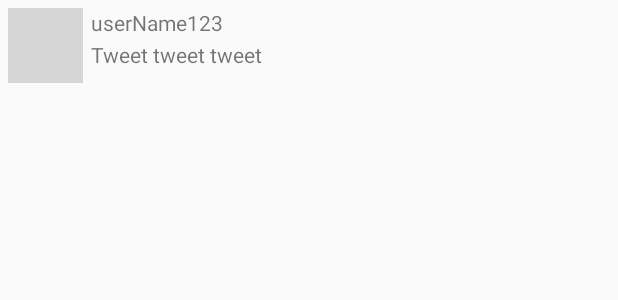
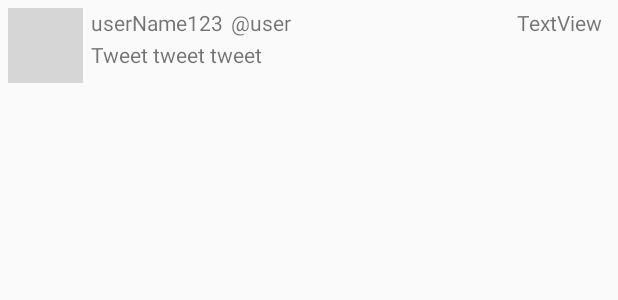
Before and after one commit to EdwinTomy/TwitterApp, an Android app: the layout item_tweet.xml on its own in the app's theme, with its tools: preview values and no code run, on a phone screen of 412 x 824 dp. Shown: the top 300 px of the screen. Run offline under Robolectric (Android 15) with nearby library versions, the phone set to English and light mode, and no system bars; grey boxes are pictures that could not be loaded.

```diff
--- a/app/src/main/java/com/codepath/apps/restclienttemplate/LoginActivity.java
+++ b/app/src/main/java/com/codepath/apps/restclienttemplate/LoginActivity.java
@@ -34,12 +34,6 @@ public class LoginActivity extends OAuthLoginActionBarActivity<TwitterClient> {
 	}
 
 
-	// Inflate the menu; this adds items to the action bar if it is present.
-	@Override
-	public boolean onCreateOptionsMenu(Menu menu) {
-		getMenuInflater().inflate(R.menu.login, menu);
-		return true;
-	}
 
 	// OAuth authenticated successfully, launch primary authenticated activity
 	// i.e Display application "homepage"
--- a/app/src/main/res/layout/item_tweet.xml
+++ b/app/src/main/res/layout/item_tweet.xml
@@ -35,4 +35,22 @@
         android:layout_marginTop="2dp"
         android:layout_toEndOf="@+id/ivProfileImage"
         android:text="Tweet tweet tweet" />
+
+    <TextView
+        android:id="@+id/userTag"
+        android:layout_width="wrap_content"
+        android:layout_height="wrap_content"
+        android:layout_alignParentTop="true"
+        android:layout_marginStart="5dp"
+        android:layout_marginTop="0dp"
+        android:layout_toEndOf="@+id/tvScreenName"
+        android:text="@user" />
+
+    <TextView
+        android:id="@+id/timeStamp"
+        android:layout_width="wrap_content"
+        android:layout_height="wrap_content"
+        android:layout_alignParentEnd="true"
+        android:layout_marginEnd="5dp"
+        android:text="TextView" />
 </RelativeLayout>
```
Also changed, not shown: app/src/main/java/com/codepath/apps/restclienttemplate/TimelineActivity.java (+10 -0 lines), app/src/main/java/com/codepath/apps/restclienttemplate/TweetsAdapter.java (+28 -0 lines), app/src/main/res/menu/menu_main.xml (added, +10 -0 lines).
